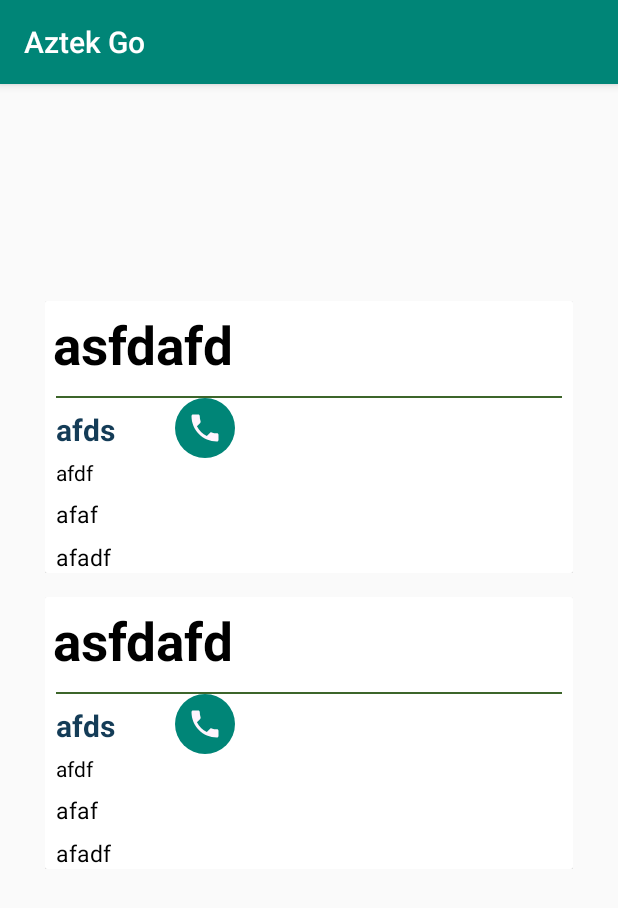
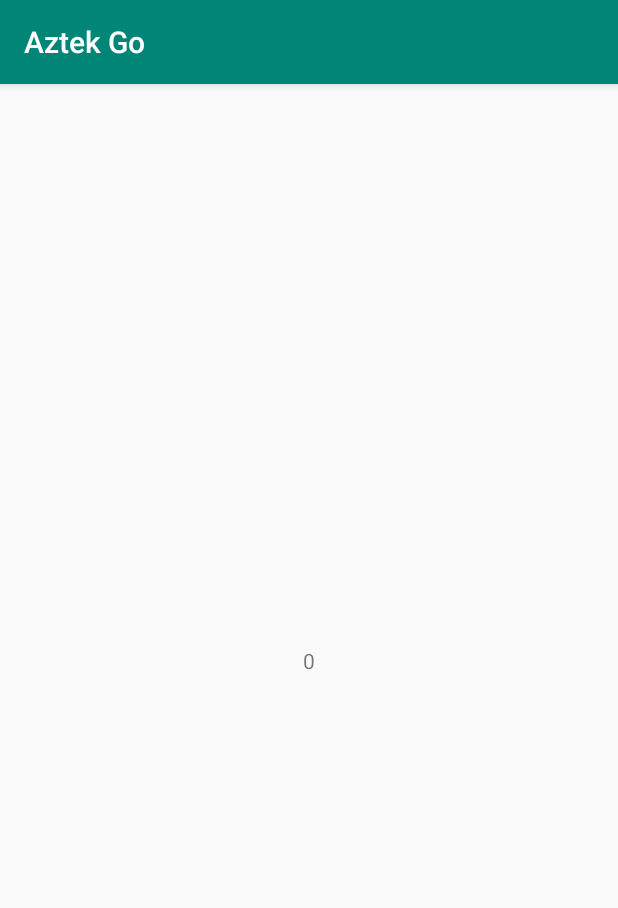
Before and after one commit to menikhilpandey/Synergy, an Android app: the TestActivity screen opened directly, with no data from a screen before it, on a phone screen of 412 x 824 dp. Shown: the top 908 px of the screen. Run offline under Robolectric (Android 15) with nearby library versions, the phone set to English and light mode, and no system bars; our stand-ins replace Room's generated code.

Commit message:
implemented imageDatabase

```diff
--- a/app/src/main/java/com/example/alihasan/synergytwo/Assignments/EmploymentActivity.java
+++ b/app/src/main/java/com/example/alihasan/synergytwo/Assignments/EmploymentActivity.java
@@ -778,8 +778,8 @@ public class EmploymentActivity extends AppCompatActivity {
         LinearLayoutManager layoutManager = new LinearLayoutManager(this, LinearLayoutManager.HORIZONTAL, false);
         RecyclerView recyclerView = findViewById(R.id.recyclerView);
         recyclerView.setLayoutManager(layoutManager);
-        RecyclerViewAdapter adapter = new RecyclerViewAdapter(this, mImageUrls,mImageNames,emptyView);
-        recyclerView.setAdapter(adapter);
+//        RecyclerViewAdapter adapter = new RecyclerViewAdapter(this, mImageUrls,mImageNames,emptyView);
+//        recyclerView.setAdapter(adapter);
     }
 
     public void retroFitHelper(String encodedImage)
--- a/app/src/main/java/com/example/alihasan/synergytwo/Assignments/PropertyActivity.java
+++ b/app/src/main/java/com/example/alihasan/synergytwo/Assignments/PropertyActivity.java
@@ -772,8 +772,8 @@ public class PropertyActivity extends AppCompatActivity {
         LinearLayoutManager layoutManager = new LinearLayoutManager(this, LinearLayoutManager.HORIZONTAL, false);
         RecyclerView recyclerView = findViewById(R.id.recyclerView);
         recyclerView.setLayoutManager(layoutManager);
-        RecyclerViewAdapter adapter = new RecyclerViewAdapter(this, mImageUrls,mImageNames,emptyView);
-        recyclerView.setAdapter(adapter);
+//        RecyclerViewAdapter adapter = new RecyclerViewAdapter(this, mImageUrls,mImageNames,emptyView);
+//        recyclerView.setAdapter(adapter);
     }
 
     public void retroFitHelper(String encodedImage)
--- a/app/src/main/java/com/example/alihasan/synergytwo/Assignments/ResidenceActivity.java
+++ b/app/src/main/java/com/example/alihasan/synergytwo/Assignments/ResidenceActivity.java
@@ -940,8 +940,8 @@ public class ResidenceActivity extends AppCompatActivity {
         LinearLayoutManager layoutManager = new LinearLayoutManager(this, LinearLayoutManager.HORIZONTAL, false);
         RecyclerView recyclerView = findViewById(R.id.recyclerView);
         recyclerView.setLayoutManager(layoutManager);
-        RecyclerViewAdapter adapter = new RecyclerViewAdapter(this, mImageUrls,mImageNames,emptyView);
-        recyclerView.setAdapter(adapter);
+//        RecyclerViewAdapter adapter = new RecyclerViewAdapter(this, mImageUrls,mImageNames,emptyView);
+//        recyclerView.setAdapter(adapter);
     }
 
     public void retroFitHelper(String encodedImage)
--- a/app/src/main/java/com/example/alihasan/synergytwo/Assignments/TestActivity.java
+++ b/app/src/main/java/com/example/alihasan/synergytwo/Assignments/TestActivity.java
@@ -9,12 +9,16 @@ import android.support.v7.widget.LinearLayoutManager;
 import android.support.v7.widget.RecyclerView;
 import android.view.View;
 import android.widget.Button;
+import android.widget.ImageView;
+import android.widget.TextView;
 import android.widget.Toast;
 
 import com.example.alihasan.synergytwo.Adapters.DebtorAdapter;
 import com.example.alihasan.synergytwo.Database.Business;
 import com.example.alihasan.synergytwo.Database.BusinessViewModel;
 import com.example.alihasan.synergytwo.Database.DebtorDatabase.DebtorViewModel;
+import com.example.alihasan.synergytwo.Database.ImageDatabase.ImageParam;
+import com.example.alihasan.synergytwo.Database.ImageDatabase.ImageViewModel;
 import com.example.alihasan.synergytwo.R;
 import com.example.alihasan.synergytwo.api.model.Debtor;
 
@@ -22,8 +26,9 @@ import java.util.List;
 
 public class TestActivity extends AppCompatActivity {
 
-    private DebtorViewModel businessViewModel;
-    private RecyclerView recyclerView;
+    private ImageViewModel imageViewModel;
+//    private RecyclerView recyclerView;
+    private TextView textText;
     private DebtorAdapter mAdapter;
     private Button button;
 
@@ -33,27 +38,20 @@ public class TestActivity extends AppCompatActivity {
         super.onCreate(savedInstanceState);
         setContentView(R.layout.activity_test);
 
-        recyclerView = findViewById(R.id.recyclerViewTest);
-        LinearLayoutManager manager = new LinearLayoutManager(TestActivity.this);
-        recyclerView.setLayoutManager(manager);
-        recyclerView.setHasFixedSize(true);
-        recyclerView.invalidate();
+//        recyclerView = findViewById(R.id.recyclerViewTest);
+//        LinearLayoutManager manager = new LinearLayoutManager(TestActivity.this);
+//        recyclerView.setLayoutManager(manager);
+//        recyclerView.setHasFixedSize(true);
+//        recyclerView.invalidate();
+//
+        imageViewModel = ViewModelProviders.of(this).get(ImageViewModel.class);
+//
+        imageViewModel.insert(new ImageParam("qwerty","rg","qwer","asdf","afaf"));
 
-        businessViewModel = ViewModelProviders.of(this).get(DebtorViewModel.class);
+        textText = findViewById(R.id.textTester);
 //
-        businessViewModel.insert(new Debtor("afadf","asfdafd","afdf","afds","afaf","afadf"));
-        businessViewModel.insert(new Debtor("khlkjh","asfdafd","afdf","afds","afaf","afadf"));
+        textText.setText(String.valueOf(imageViewModel.getCount()));
 
-//
-
-
-        businessViewModel.getAllDebtor().observe(this, new Observer<List<Debtor>>() {
-            @Override
-            public void onChanged(@Nullable List<Debtor> debtors) {
-                mAdapter = new DebtorAdapter(TestActivity.this, debtors, "someNO",((MyApplication)getApplicationContext()).myGlobalArray);
-                recyclerView.setAdapter(mAdapter);
-            }
-        });
 
 
 
--- a/app/src/main/java/com/example/alihasan/synergytwo/Database/ImageDatabase/ImageDao.java
+++ b/app/src/main/java/com/example/alihasan/synergytwo/Database/ImageDatabase/ImageDao.java
@@ -15,8 +15,8 @@ public interface ImageDao {
     @Insert
     void insert(ImageParam imageParam);
 
-    @Delete
-    void delete(ImageParam imageParam);
+    @Query("DELETE FROM image_table WHERE globalImageFileName = :mGlobalImageFileName")
+    void delete(String mGlobalImageFileName);
 
     @Query("SELECT count(*) FROM image_table")
     int getCount();
--- a/app/src/main/java/com/example/alihasan/synergytwo/Database/ImageDatabase/ImageParam.java
+++ b/app/src/main/java/com/example/alihasan/synergytwo/Database/ImageDatabase/ImageParam.java
@@ -13,7 +13,7 @@ public class ImageParam {
 
     private String encodedImage;
 
-    private String StringCaseNo;
+    private String stringCaseNo;
 
     private String ACTIVITY;
 
@@ -22,7 +22,7 @@ public class ImageParam {
     public ImageParam(@NonNull String globalImageFileName, String encodedImage, String stringCaseNo, String ACTIVITY, String userName) {
         this.globalImageFileName = globalImageFileName;
         this.encodedImage = encodedImage;
-        StringCaseNo = stringCaseNo;
+        this.stringCaseNo = stringCaseNo;
         this.ACTIVITY = ACTIVITY;
         this.userName = userName;
     }
@@ -37,7 +37,7 @@ public class ImageParam {
     }
 
     public String getStringCaseNo() {
-        return StringCaseNo;
+        return stringCaseNo;
     }
 
     public String getACTIVITY() {
--- a/app/src/main/java/com/example/alihasan/synergytwo/Database/ImageDatabase/ImageViewModel.java
+++ b/app/src/main/java/com/example/alihasan/synergytwo/Database/ImageDatabase/ImageViewModel.java
@@ -25,8 +25,8 @@ public class ImageViewModel extends AndroidViewModel {
         mImageRepo.insert(imageParam);
     }
 
-    public void delete(ImageParam imageParam) {
-        mImageRepo.delete(imageParam);
+    public void delete(String globalImageFileName) {
+        mImageRepo.delete(globalImageFileName);
     }
 
     public List<ImageParam> getAllData() {
--- a/app/src/main/res/layout/activity_test.xml
+++ b/app/src/main/res/layout/activity_test.xml
@@ -7,14 +7,15 @@
     tools:context="com.example.alihasan.synergytwo.Assignments.TestActivity">
 
 
-    <android.support.v7.widget.RecyclerView
-        android:id="@+id/recyclerViewTest"
-        android:layout_width="368dp"
-        android:layout_height="495dp"
+   <TextView
+       android:id="@+id/textTester"
+       android:layout_width="wrap_content"
+       android:layout_height="wrap_content"
        android:layout_marginStart="8dp"
        android:layout_marginTop="8dp"
        android:layout_marginEnd="8dp"
        android:layout_marginBottom="8dp"
+       android:text="TextView"
        app:layout_constraintBottom_toBottomOf="parent"
        app:layout_constraintEnd_toEndOf="parent"
        app:layout_constraintStart_toStartOf="parent"
```
Also changed, not shown: app/src/main/java/com/example/alihasan/synergytwo/Adapters/RecyclerViewAdapter.java (+63 -34 lines), app/src/main/java/com/example/alihasan/synergytwo/Assignments/BusinessActivity.java (+50 -38 lines), app/src/main/java/com/example/alihasan/synergytwo/Database/ImageDatabase/ImageRepo.java (+4 -4 lines). Lines whose indentation alone changed are shown as unchanged.
